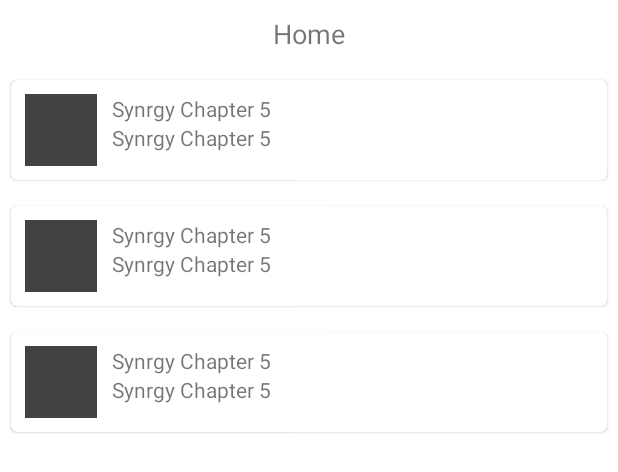
After one commit to raanianur/Synrgy-Chapter-5, an Android app: the layout activity_home.xml on its own in the app's theme, with its tools: preview values and no code run, on a phone screen of 412 x 824 dp. The commit adds this screen. Shown: the top 472 px of the screen. Run offline under Robolectric (Android 15) with nearby library versions, the phone set to English and light mode, and no system bars.

Commit message:
feat: create new activity HomeActivity

```diff
--- a/app/build.gradle.kts
+++ b/app/build.gradle.kts
@@ -47,6 +47,7 @@ dependencies {
     // view model
     implementation("androidx.lifecycle:lifecycle-viewmodel-ktx:2.6.2")
     implementation("androidx.activity:activity-ktx:1.8.0")
+    implementation("androidx.constraintlayout:constraintlayout:2.1.4")
 
     testImplementation("junit:junit:4.13.2")
 
--- a/app/src/main/AndroidManifest.xml
+++ b/app/src/main/AndroidManifest.xml
@@ -11,7 +11,10 @@
         android:roundIcon="@mipmap/ic_launcher_round"
         android:supportsRtl="true"
         android:theme="@style/Theme.SynrgyChapter5"
-        tools:targetApi="31" >
+        tools:targetApi="31">
+        <activity
+            android:name=".presentation.home.HomeActivity"
+            android:exported="false" />
         <activity
             android:name=".presentation.auth.login.LoginActivity"
             android:exported="true">
--- a/app/src/main/java/com/anangkur/synrgychapter5/presentation/auth/login/LoginActivity.kt
+++ b/app/src/main/java/com/anangkur/synrgychapter5/presentation/auth/login/LoginActivity.kt
@@ -9,6 +9,7 @@ import androidx.lifecycle.ViewModel
 import androidx.lifecycle.ViewModelProvider
 import com.anangkur.synrgychapter5.data.local.LocalRepository
 import com.anangkur.synrgychapter5.databinding.ActivityLoginBinding
+import com.anangkur.synrgychapter5.presentation.home.HomeActivity
 
 class LoginActivity : AppCompatActivity() {
 
@@ -59,7 +60,7 @@ class LoginActivity : AppCompatActivity() {
     private fun handleAuthentication(token: String) {
         if (token.isNotEmpty() && token.isNotBlank()) {
             viewModel?.saveToken(token)
-            // todo open main activity
+            HomeActivity.startActivity(this)
             this.finish()
         }
     }
--- /dev/null
+++ b/app/src/main/res/layout/activity_home.xml
@@ -0,0 +1,25 @@
+<?xml version="1.0" encoding="utf-8"?>
+<androidx.appcompat.widget.LinearLayoutCompat
+    xmlns:android="http://schemas.android.com/apk/res/android"
+    xmlns:app="http://schemas.android.com/apk/res-auto"
+    xmlns:tools="http://schemas.android.com/tools"
+    android:layout_width="match_parent"
+    android:layout_height="match_parent"
+    android:orientation="vertical"
+    tools:context=".presentation.home.HomeActivity">
+
+    <com.google.android.material.textview.MaterialTextView
+        android:layout_width="match_parent"
+        android:layout_height="wrap_content"
+        android:text="Home"
+        android:textSize="18sp"
+        android:gravity="center"
+        android:padding="10dp"/>
+
+    <androidx.recyclerview.widget.RecyclerView
+        android:id="@+id/recycler_movie"
+        android:layout_width="match_parent"
+        android:layout_height="match_parent"
+        tools:listitem="@layout/item_movie"/>
+
+</androidx.appcompat.widget.LinearLayoutCompat>
--- /dev/null
+++ b/app/src/main/res/layout/item_movie.xml
@@ -0,0 +1,38 @@
+<?xml version="1.0" encoding="utf-8"?>
+<com.google.android.material.card.MaterialCardView
+    xmlns:android="http://schemas.android.com/apk/res/android"
+    xmlns:app="http://schemas.android.com/apk/res-auto"
+    android:layout_width="match_parent"
+    android:layout_height="wrap_content"
+    xmlns:tools="http://schemas.android.com/tools"
+    app:cardUseCompatPadding="true"
+    android:layout_margin="4dp">
+    <androidx.appcompat.widget.LinearLayoutCompat
+        android:layout_width="match_parent"
+        android:layout_height="wrap_content"
+        android:orientation="horizontal"
+        android:padding="10dp">
+        <androidx.appcompat.widget.AppCompatImageView
+            android:id="@+id/iv_movie"
+            android:layout_width="48dp"
+            android:layout_height="48dp"
+            android:background="@color/cardview_dark_background"/>
+        <androidx.appcompat.widget.LinearLayoutCompat
+            android:layout_width="match_parent"
+            android:layout_height="wrap_content"
+            android:orientation="vertical"
+            android:layout_marginStart="10dp">
+            <TextView
+                android:id="@+id/tv_title_movie"
+                android:layout_width="wrap_content"
+                android:layout_height="wrap_content"
+                tools:text="@string/app_name"/>
+            <TextView
+                android:id="@+id/tv_desc_movie"
+                android:layout_width="wrap_content"
+                android:layout_height="wrap_content"
+                tools:text="@string/app_name"/>
+        </androidx.appcompat.widget.LinearLayoutCompat>
+    </androidx.appcompat.widget.LinearLayoutCompat>
+
+</com.google.android.material.card.MaterialCardView>
```
Also changed, not shown: app/src/main/java/com/anangkur/synrgychapter5/domain/Movie.kt (added, +8 -0 lines), app/src/main/java/com/anangkur/synrgychapter5/presentation/adapter/MovieAdapter.kt (added, +23 -0 lines), app/src/main/java/com/anangkur/synrgychapter5/presentation/adapter/MovieDiffUtilCallback.kt (added, +14 -0 lines), app/src/main/java/com/anangkur/synrgychapter5/presentation/adapter/MovieViewHolder.kt (added, +14 -0 lines), app/src/main/java/com/anangkur/synrgychapter5/presentation/home/HomeActivity.kt (added, +37 -0 lines).
